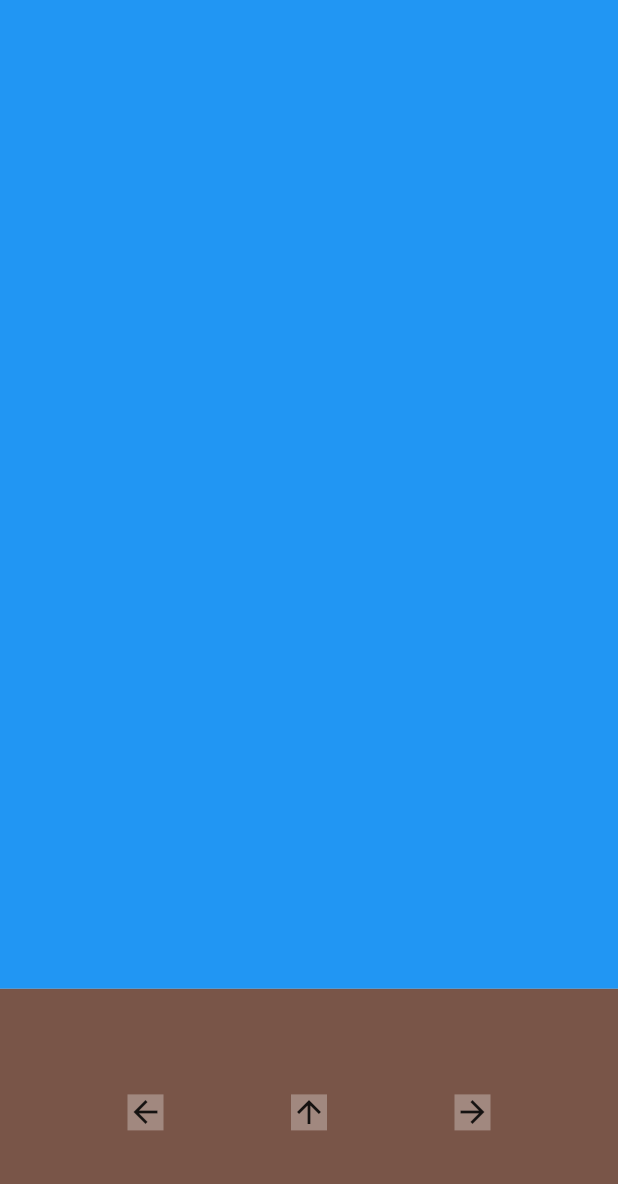
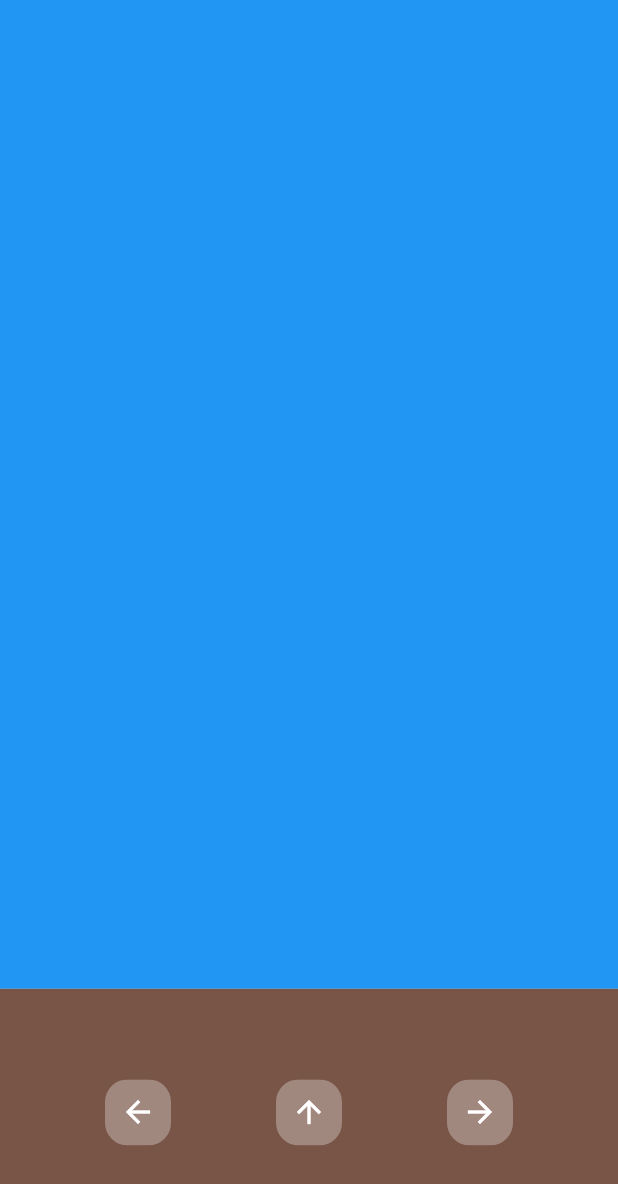
Before and after one commit to anurag-bit/Project-Mario_v2, a Flutter app: the screen it shows after launch, on a phone screen of 412 x 824 dp. Shown: the top 1184 px of the screen. Run offline on Flutter 3.47's test engine with Material 2 defaults, Android fonts, the phone set to English and light mode, and no system bars.

Commit message:
UI and LOGIC

```diff
--- a/mario/lib/button.dart
+++ b/mario/lib/button.dart
@@ -7,9 +7,13 @@ class MyButton extends StatelessWidget {
 
   @override
   Widget build(BuildContext context) {
-    return Container(
-      color: Colors.brown[300],
-      child: child,
+    return ClipRRect(
+      borderRadius: BorderRadius.circular(15),
+      child: Container(
+        padding: EdgeInsets.all(10),
+        color: Colors.brown[300],
+        child: child,
+      ),
     );
   }
 }
--- a/mario/lib/homepage.dart
+++ b/mario/lib/homepage.dart
@@ -26,13 +26,13 @@ class _HomePageState extends State<HomePage> {
                     mainAxisAlignment: MainAxisAlignment.spaceEvenly,
                     children: [
                       MyButton(
-                        child: Icon(Icons.arrow_back),
+                        child: Icon(Icons.arrow_back, color: Colors.white),
                       ),
                       MyButton(
-                        child: Icon(Icons.arrow_upward),
+                        child: Icon(Icons.arrow_upward, color: Colors.white),
                       ),
                       MyButton(
-                        child: Icon(Icons.arrow_forward),
+                        child: Icon(Icons.arrow_forward, color: Colors.white),
                       )
                     ]))),
       ],
```
